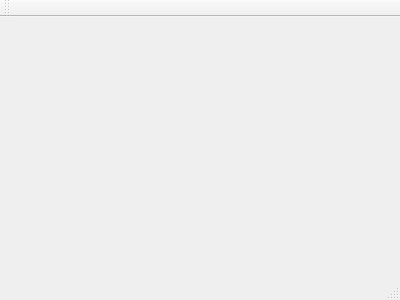
This is src/mainwindow.ui in elvisxiaozhi/True-Wish as Qt 5 draws it before an edit. The edited form follows.
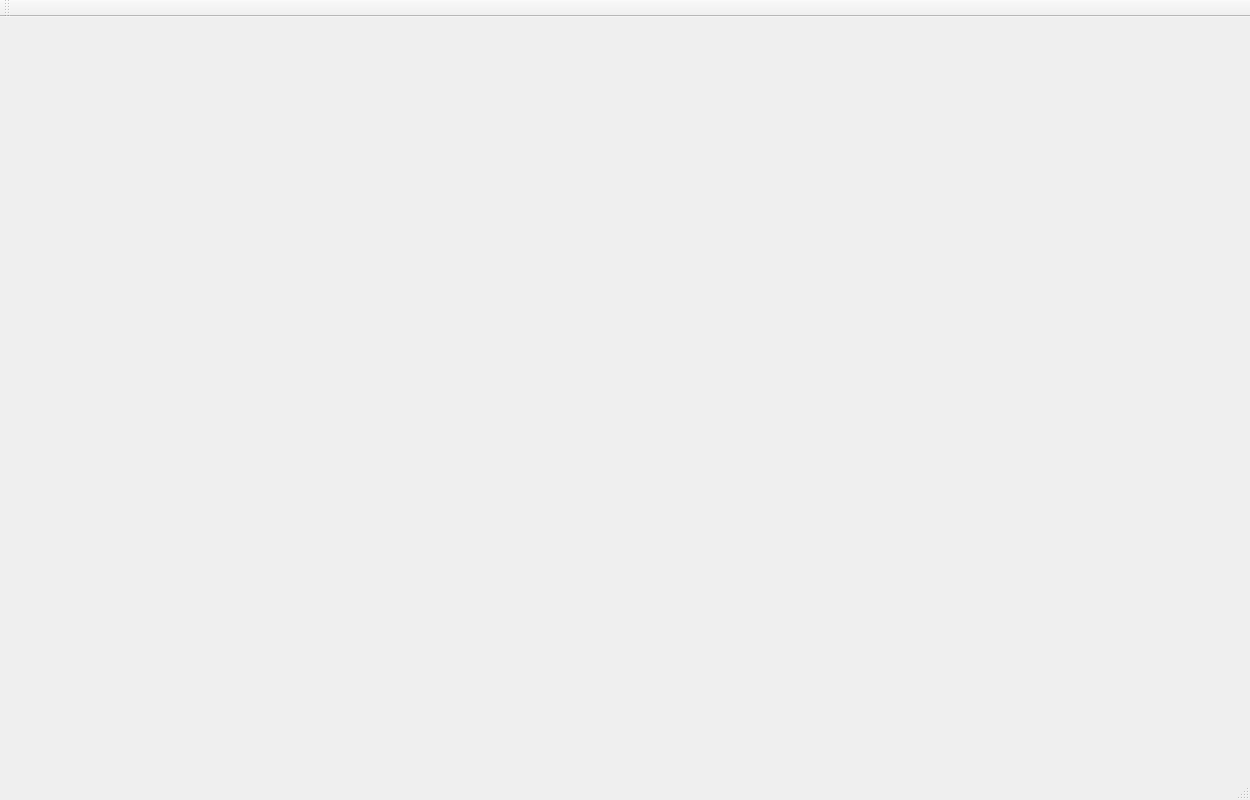
This is the edited form.

```diff
--- a/src/mainwindow.ui
+++ b/src/mainwindow.ui
@@ -1,24 +1,69 @@
 <ui version="4.0">
  <class>MainWindow</class>
- <widget class="QMainWindow" name="MainWindow" >
-  <property name="geometry" >
+ <widget class="QMainWindow" name="MainWindow">
+  <property name="geometry">
    <rect>
     <x>0</x>
     <y>0</y>
-    <width>400</width>
-    <height>300</height>
+    <width>1250</width>
+    <height>800</height>
    </rect>
   </property>
-  <property name="windowTitle" >
+  <property name="sizePolicy">
+   <sizepolicy hsizetype="Fixed" vsizetype="Fixed">
+    <horstretch>0</horstretch>
+    <verstretch>0</verstretch>
+   </sizepolicy>
+  </property>
+  <property name="minimumSize">
+   <size>
+    <width>1250</width>
+    <height>800</height>
+   </size>
+  </property>
+  <property name="maximumSize">
+   <size>
+    <width>1250</width>
+    <height>800</height>
+   </size>
+  </property>
+  <property name="windowTitle">
    <string>MainWindow</string>
   </property>
-  <widget class="QMenuBar" name="menuBar" />
-  <widget class="QToolBar" name="mainToolBar" />
-  <widget class="QWidget" name="centralWidget" />
-  <widget class="QStatusBar" name="statusBar" />
+  <widget class="QWidget" name="centralWidget">
+   <layout class="QVBoxLayout" name="verticalLayout">
+    <item>
+     <widget class="QWidget" name="widget" native="true">
+      <layout class="QVBoxLayout" name="verticalLayout_3">
+       <item>
+        <layout class="QVBoxLayout" name="contentLayout"/>
+       </item>
+      </layout>
+     </widget>
+    </item>
+   </layout>
+  </widget>
+  <widget class="QMenuBar" name="menuBar">
+   <property name="geometry">
+    <rect>
+     <x>0</x>
+     <y>0</y>
+     <width>1250</width>
+     <height>25</height>
+    </rect>
+   </property>
+  </widget>
+  <widget class="QToolBar" name="mainToolBar">
+   <attribute name="toolBarArea">
+    <enum>TopToolBarArea</enum>
+   </attribute>
+   <attribute name="toolBarBreak">
+    <bool>false</bool>
+   </attribute>
+  </widget>
+  <widget class="QStatusBar" name="statusBar"/>
  </widget>
- <layoutDefault spacing="6" margin="11" />
- <pixmapfunction></pixmapfunction>
+ <layoutdefault spacing="6" margin="11"/>
  <resources/>
  <connections/>
 </ui>
```
Left out of the diff: 1 changed line with no effect on the pictures.
